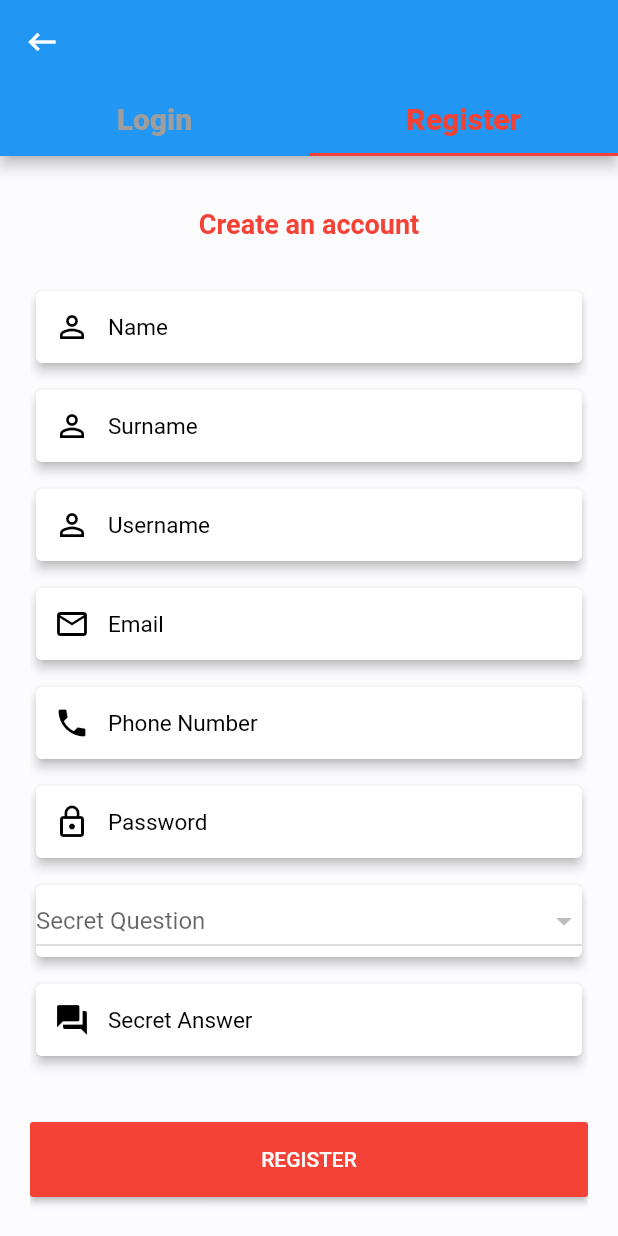
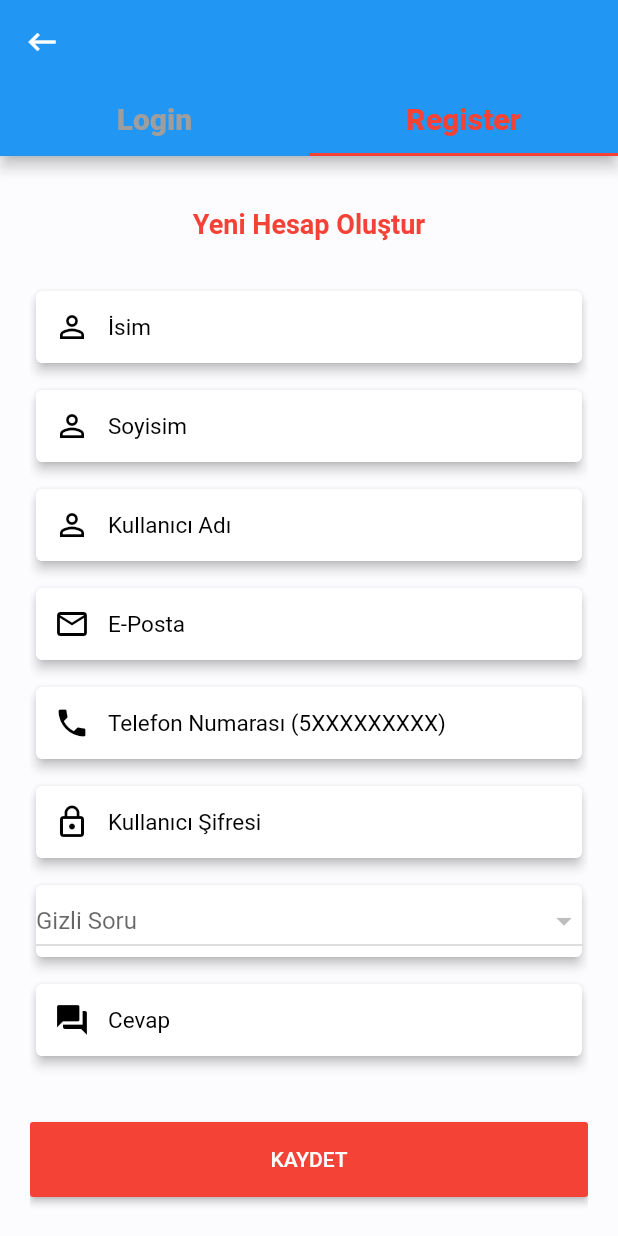
Before and after one commit to FreelanceEmreYusuf/davetcim, a Flutter app: the JoinApp screen opened directly, tab 2 chosen, on a phone screen of 412 x 824 dp. Run offline on Flutter 3.47's test engine with Material 2 defaults, Android fonts, the phone set to English and light mode, and no system bars; our stand-ins replace carousel_slider, cloud_firestore, firebase_core, font_awesome_flutter, introduction_screen, shared_preferences; accounts and stored records are empty.

Commit message:
getRegisterFormElementsControl extentionu eklendi ve form element kontrolleri adında extention oluşturuldu

```diff
--- a/lib/shared/utils/language.dart
+++ b/lib/shared/utils/language.dart
@@ -557,16 +557,44 @@ class LanguageConstants {
     3: 'Такое имя пользователя уже существует'
   };
 
-  static final Map<int, String> dialogRegisterUnSuccessPasswordMessage = {
+  static final Map<int, String> passwordLengthMustBe8Message = {
     0: 'Parola en az 8 hane olmalıdır',
     1: 'Password must be at least 8 digits',
     2: 'يجب أن تتكون كلمة المرور من 8 أرقام على الأقل',
     3: 'Пароль должен состоять не менее чем из 8 цифр.'
   };
 
-  static final Map<int, String> dialogRegisterUnSuccessFullNameMessage = {
-    0: 'İsim bilgisini giriniz',
+  static final Map<int, String> passwordIncorrectMessage = {
+    0: 'Parola en az 8 hane olmalıdır',
+    1: 'Password must be at least 8 digits',
+    2: 'يجب أن تتكون كلمة المرور من 8 أرقام على الأقل',
+    3: 'Пароль должен состоять не менее чем из 8 цифр.'
+  };
+
+  static final Map<int, String> cannotNullNameMessage = {
+    0: 'İsim bilgisi giriniz',
     1: 'Enter the name information',
+    2: 'أدخل معلومات الاسم',
+    3: 'Введите информацию об имени'
+  };
+
+  static final Map<int, String> nameLengthMustBe3And70Message = {
+    0: 'İsim bilgisi an az 3 en fazla 70 karakter olmalı giriniz',
+    1: 'Name Length Must Be 3 And 70',
+    2: 'أدخل معلومات الاسم',
+    3: 'Введите информацию об имени'
+  };
+
+  static final Map<int, String> cannotNullSurnameMessage = {
+    0: 'Soy İsim bilgisi giriniz',
+    1: 'Enter the name information',
+    2: 'أدخل معلومات الاسم',
+    3: 'Введите информацию об имени'
+  };
+
+  static final Map<int, String> surnameLengthMustBe3And70Message = {
+    0: 'Soy İsim bilgisi an az 3 en fazla 70 karakter olmalı giriniz',
+    1: 'Name Length Must Be 3 And 70',
     2: 'أدخل معلومات الاسم',
     3: 'Введите информацию об имени'
   };
--- a/lib/src/join/register/register_view.dart
+++ b/lib/src/join/register/register_view.dart
@@ -48,7 +48,7 @@ class _RegisterViewState extends State<RegisterView> {
               top: 25.0,
             ),
             child: Text(
-              "Create an account",
+              "Yeni Hesap Oluştur",
               style: TextStyle(
                 fontSize: 18.0,
                 fontWeight: FontWeight.w700,
@@ -85,7 +85,7 @@ class _RegisterViewState extends State<RegisterView> {
                     ),
                     borderRadius: BorderRadius.circular(5.0),
                   ),
-                  hintText: "Name",
+                  hintText: "İsim",
                   prefixIcon: Icon(
                     Icons.perm_identity,
                     color: Colors.black,
@@ -129,7 +129,7 @@ class _RegisterViewState extends State<RegisterView> {
                     ),
                     borderRadius: BorderRadius.circular(5.0),
                   ),
-                  hintText: "Surname",
+                  hintText: "Soyisim",
                   prefixIcon: Icon(
                     Icons.perm_identity,
                     color: Colors.black,
@@ -173,7 +173,7 @@ class _RegisterViewState extends State<RegisterView> {
                     ),
                     borderRadius: BorderRadius.circular(5.0),
                   ),
-                  hintText: "Username",
+                  hintText: "Kullanıcı Adı",
                   prefixIcon: Icon(
                     Icons.perm_identity,
                     color: Colors.black,
@@ -217,7 +217,7 @@ class _RegisterViewState extends State<RegisterView> {
                     ),
                     borderRadius: BorderRadius.circular(5.0),
                   ),
-                  hintText: "Email",
+                  hintText: "E-Posta",
                   prefixIcon: Icon(
                     Icons.mail_outline,
                     color: Colors.black,
@@ -262,7 +262,7 @@ class _RegisterViewState extends State<RegisterView> {
                     ),
                     borderRadius: BorderRadius.circular(5.0),
                   ),
-                  hintText: "Phone Number",
+                  hintText: "Telefon Numarası (5XXXXXXXXX)",
                   prefixIcon: Icon(
                     Icons.phone,
                     color: Colors.black,
@@ -307,7 +307,7 @@ class _RegisterViewState extends State<RegisterView> {
                     ),
                     borderRadius: BorderRadius.circular(5.0),
                   ),
-                  hintText: "Password",
+                  hintText: "Kullanıcı Şifresi",
                   prefixIcon: Icon(
                     Icons.lock_outline,
                     color: Colors.black,
@@ -336,12 +336,11 @@ class _RegisterViewState extends State<RegisterView> {
               child: new DropdownButton<SecretQuestionsModel>(
                 isExpanded: true,
                 value: selectedQuestion,
-                hint: Text("Secret Question"),
+                hint: Text("Gizli Soru"),
                 onChanged: (SecretQuestionsModel newValue) {
                   setState(() {
                     selectedQuestion = newValue;
                   });
-                  print("selected question: " + selectedQuestion.questionText);
                 },
                 items: secretQuestionList.map((SecretQuestionsModel question) {
                   return new DropdownMenuItem<SecretQuestionsModel>(
@@ -384,7 +383,7 @@ class _RegisterViewState extends State<RegisterView> {
                     ),
                     borderRadius: BorderRadius.circular(5.0),
                   ),
-                  hintText: "Secret Answer",
+                  hintText: "Cevap",
                   prefixIcon: Icon(
                     Icons.question_answer,
                     color: Colors.black,
@@ -404,7 +403,7 @@ class _RegisterViewState extends State<RegisterView> {
             height: 50.0,
             child: RaisedButton(
               child: Text(
-                "Register".toUpperCase(),
+                "Kaydet".toUpperCase(),
                 style: TextStyle(
                   color: Colors.white,
                 ),
--- a/lib/src/join/register/register_view_model.dart
+++ b/lib/src/join/register/register_view_model.dart
@@ -29,7 +29,7 @@ class RegisterViewModel extends ChangeNotifier {
       String questionAnswer,
       SecretQuestionsModel selectedQuestion) async {
     FormControlExtention formControlExtention= FormControlExtention();
-    if (await formControlExtention.getRegisterFormElementsControl(context,username, password,name,surname,
+    if (await formControlExtention.getFormElementsControl(context,username, password,name,surname,
       phoneNumber,email,questionAnswer,selectedQuestion)) {
       await createCustomer(username, email, password, phoneNumber, name, surname,selectedQuestion,questionAnswer);
       showSucessMessage(context);
```
Also changed, not shown: lib/shared/extentions/form_control_extention.dart (+148 -27 lines).
